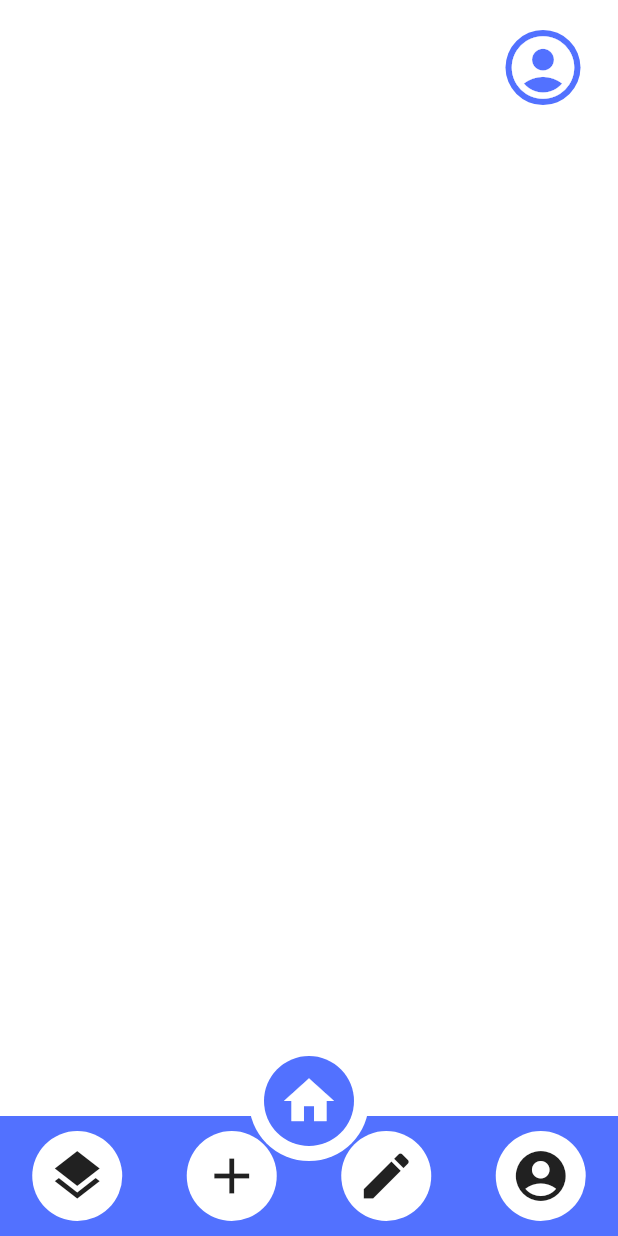
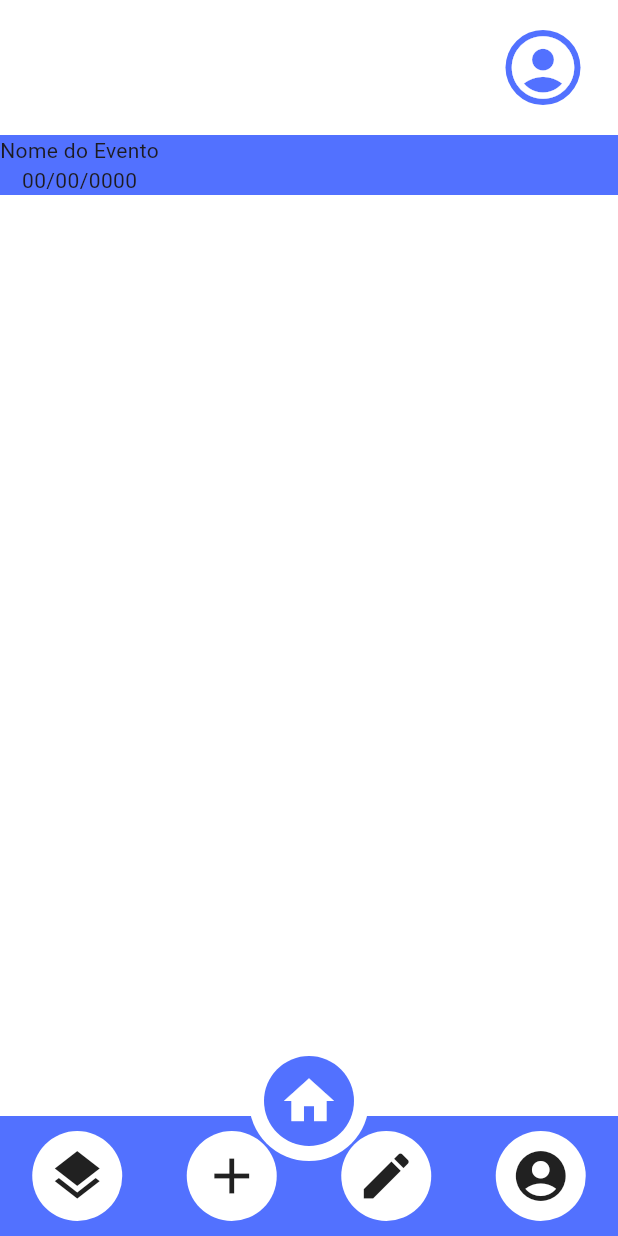
Before and after one commit to Tupacao/LDDM_Projeto, a Flutter app: the Home screen opened by its route, on a phone screen of 412 x 824 dp. Run offline on Flutter 3.47's test engine with Material 3 defaults, Android fonts, the phone set to English and light mode, and no system bars.

Commit message:
Inicio container

```diff
--- /dev/null
+++ b/lib/Components/EventCard.dart
@@ -0,0 +1,24 @@
+import 'package:flutter/material.dart';
+import 'package:projeto/assets/Colors.dart';
+
+class EventCArd extends StatelessWidget {
+  const EventCArd({super.key});
+
+  @override
+  Widget build(BuildContext context) {
+    return Container(
+      color: primaryColor,
+      child: Row(
+        children: [
+          Column(
+            children: [
+              Text("Nome do Evento"),
+              Text("00/00/0000"),
+            ],
+
+          )
+        ],
+      ),
+    );
+  }
+}
--- a/lib/Pages/Home.dart
+++ b/lib/Pages/Home.dart
@@ -1,4 +1,5 @@
 import 'package:flutter/material.dart';
+import 'package:projeto/Components/EventCard.dart';
 import 'package:projeto/Components/NavBottombar.dart';
 import 'package:projeto/Components/UserIcon.dart';
 import 'package:projeto/assets/Colors.dart';
@@ -13,10 +14,12 @@ class Home extends StatefulWidget {
 class _HomeState extends State<Home> {
   @override
   Widget build(BuildContext context) {
-    return Scaffold(
+    return const Scaffold(
       appBar: UserIcon(),
       body: Column(
-
+        children: [
+          EventCArd(),
+        ],
       ),
       backgroundColor: secondaryColor,
       bottomNavigationBar: NavBottomBar(),
--- a/lib/Pages/Login.dart
+++ b/lib/Pages/Login.dart
@@ -9,8 +9,10 @@ class Login extends StatefulWidget {
 }
 
 class _LoginState extends State<Login> {
+
   final TextEditingController _passwordController = TextEditingController();
   final TextEditingController _emailController = TextEditingController();
+
   @override
   Widget build(BuildContext context) {
     return Scaffold(
```
